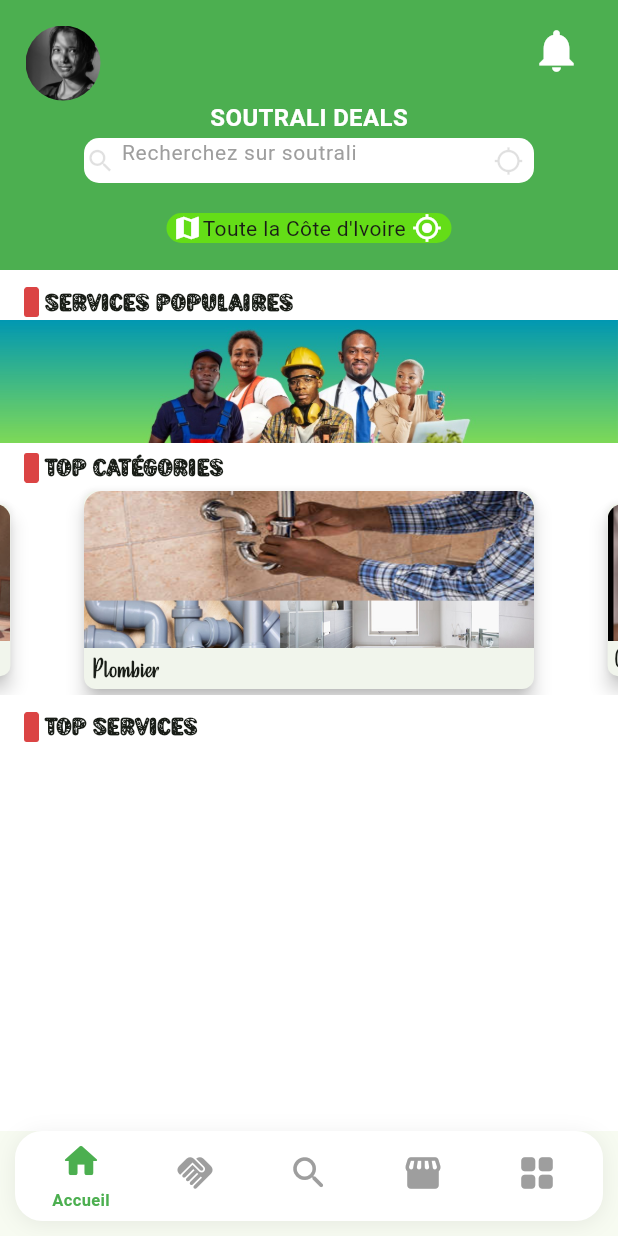
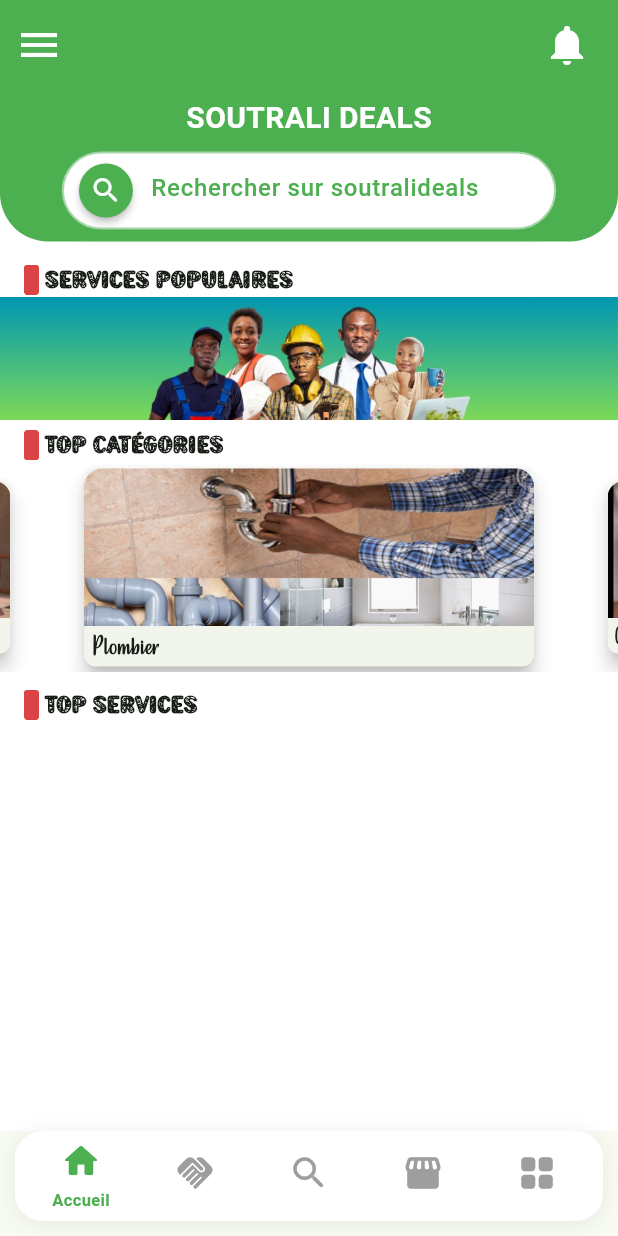
Before and after one commit to joceOG/sdealsapp, a Flutter app: the screen it shows after launch, on a phone screen of 412 x 824 dp. Run offline on Flutter 3.47's test engine with Material 3 defaults, Android fonts, the phone set to English and light mode, and no system bars; drawn by our look-alikes of carousel_slider; our stand-ins replace bloc, equatable, flutter_bloc, font_awesome_flutter, go_router, responsive_builder; missing offline and left inert: hover_menu; network calls fail.

Commit message:
Page freelance,recherche,more

```diff
--- a/lib/mobile/view/homepagem/screens/homePageScreenM.dart
+++ b/lib/mobile/view/homepagem/screens/homePageScreenM.dart
@@ -23,103 +23,121 @@
     return Scaffold(
       backgroundColor: Colors.white,
       appBar: PreferredSize(
-        preferredSize: Size.fromHeight(
-            180.0), // Augmente la hauteur de l'AppBar pour inclure le bouton
+        preferredSize: const Size.fromHeight(165),
         child: AppBar(
-          backgroundColor: Colors.green,
-          flexibleSpace: Column(
-            mainAxisAlignment: MainAxisAlignment.start,
-            children: [
-              Row(
-                children: [
-                  Container(
-                    margin: const EdgeInsets.only(
-                      top: 17.0,
-                      left: 17.0,
-                      right: 17.0,
-                    ),
-                    height: 50.0,
-                    width: 50.0,
-                    decoration: BoxDecoration(
-                        borderRadius: BorderRadius.circular(25.0),
-                        //border: Border.all(),
-                        image: const DecorationImage(
-                            fit: BoxFit.cover,
-                            image: AssetImage('assets/photo_profile.png',))
+          backgroundColor: Colors.transparent,
+          surfaceTintColor: Colors.transparent,
+          elevation: 0,
+          automaticallyImplyLeading: false,
+          shape: const RoundedRectangleBorder(
+            borderRadius: BorderRadius.only(
+              bottomLeft: Radius.circular(32),
+              bottomRight: Radius.circular(32),
             ),
           ),
-                  const SizedBox(width: 270.0,),
-                  const Icon(Icons.notifications, size: 34.0,color: Colors.white,)
+          flexibleSpace: Container(
+            decoration: const BoxDecoration(
+              color: Colors.green,
+              borderRadius: BorderRadius.only(
+                bottomLeft: Radius.circular(32),
+                bottomRight: Radius.circular(32),
+              ),
+            ),
+            child: SafeArea(
+              child: Column(
+                crossAxisAlignment: CrossAxisAlignment.stretch,
+                mainAxisSize: MainAxisSize.min,
+                children: [
+                  Padding(
+                    padding: const EdgeInsets.symmetric(
+                        horizontal: 10.0, vertical: 6),
+                    child: Row(
+                      mainAxisAlignment: MainAxisAlignment.spaceBetween,
+                      children: [
+                        Icon(Icons.menu, color: Colors.white, size: 32),
+                        IconButton(
+                          icon: const Icon(Icons.notifications,
+                              color: Colors.white, size: 32),
+                          onPressed: () {},
+                        ),
                       ],
                     ),
-
-              Column(
-                children: [
-                  const Text('SOUTRALI DEALS',
+                  ),
+                  const SizedBox(height: 4),
+                  const Center(
+                    child: Text(
+                      'SOUTRALI DEALS',
                       style: TextStyle(
-                      fontSize: 16.0,
                         color: Colors.white,
+                        fontSize: 20,
                         fontWeight: FontWeight.bold,
-                    ),),
-                  SizedBox(height: 2.0,),
-                  Container(
-                    width: 300,
+                      ),
+                    ),
+                  ),
+                  Padding(
+                    padding: const EdgeInsets.symmetric(vertical: 8.0),
+                    child: Align(
+                      alignment: Alignment.center,
+                      child: FractionallySizedBox(
+                        widthFactor: 0.8,
+                        child: Container(
+                          height: 52,
                           decoration: BoxDecoration(
-                      borderRadius: BorderRadius.circular(10.0),
                             color: Colors.white,
+                            borderRadius: BorderRadius.circular(32),
+                            border: Border.all(
+                                color: Colors.green.shade200, width: 1.4),
+                            boxShadow: [
+                              BoxShadow(
+                                color: Colors.green.withOpacity(0.07),
+                                blurRadius: 10,
+                                offset: const Offset(0, 4),
+                              ),
+                            ],
                           ),
                           child: Row(
                             children: [
-                        const SizedBox(width: 1.0,),
-                        const Icon(Icons.search, color: Colors.black12, size: 20.0,),
-                        const SizedBox(width: 2.0,),
-                        Container(
-                          padding: const EdgeInsets.only(
-                              left: 2.0,
-                              right: 2.0,
-                              bottom: 9.0),
-                          width: 250.0,
-                          height: 30.0,
-                          child: const TextField(
+                              const SizedBox(width: 10),
+                              Material(
+                                color: Colors.green,
+                                shape: const CircleBorder(),
+                                elevation: 2,
+                                child: Padding(
+                                  padding: const EdgeInsets.all(7.0),
+                                  child: Icon(Icons.search_rounded,
+                                      color: Colors.white, size: 22),
+                                ),
+                              ),
+                              const SizedBox(width: 12),
+                              const Expanded(
+                                child: TextField(
+                                  style: TextStyle(fontSize: 16),
+                                  cursorColor: Colors.green,
                                   decoration: InputDecoration(
+                                    hintText: 'Rechercher sur soutralideals',
+                                    hintStyle: TextStyle(
+                                        color: Colors.green,
+                                        fontSize: 16,
+                                        fontWeight: FontWeight.w500),
                                     border: InputBorder.none,
+                                    enabledBorder: InputBorder.none,
                                     focusedBorder: InputBorder.none,
-                              enabledBorder: InputBorder.none,
-                              errorBorder: InputBorder.none,
-                              disabledBorder: InputBorder.none,
-                              hintText: 'Recherchez sur soutrali',
+                                    isDense: true,
+                                    contentPadding:
+                                        EdgeInsets.symmetric(vertical: 14),
                                   ),
                                 ),
                               ),
-                        const Icon(Icons.location_searching, color: Colors.black12, size: 20.0,)
+                              const SizedBox(width: 10),
                             ],
                           ),
                         ),
-                  SizedBox(height: 20.0,),
-
-                  Container(
-                    padding: EdgeInsets.only(
-                      left: 4.0,
-                      right: 4.0,
                       ),
-                    width: 190.0,
-                    decoration: BoxDecoration(
-                      borderRadius: BorderRadius.circular(10.0),
-                      color: Colors.lightGreenAccent.shade700,
                     ),
-                    child: const Row(
-                      children: [
-                        Icon(Icons.map,size:20.0, color: Colors.white),
-                        SizedBox(height: 4.0,),
-                        Text("Toute la Côte d'Ivoire"),
-                        SizedBox(width: 4.0,),
-                        Icon(Icons.my_location,size: 20.0, color: Colors.white),
+                  ),
                 ],
               ),
-                  )
-                ],
             ),
-            ],
           ),
         ),
       ),
@@ -178,7 +196,6 @@
             CarouselSlider.builder(
               itemCount: categoriesSoutraliData.length,
               options: CarouselOptions(
-
                 height: 140.0,
                 autoPlay: true,
                 autoPlayInterval: const Duration(seconds: 3),
```
Also changed, not shown: lib/mobile/view/shoppingpagem/screens/shoppingPageScreenM.dart (+81 -38 lines). Lines whose indentation alone changed are shown as unchanged.
